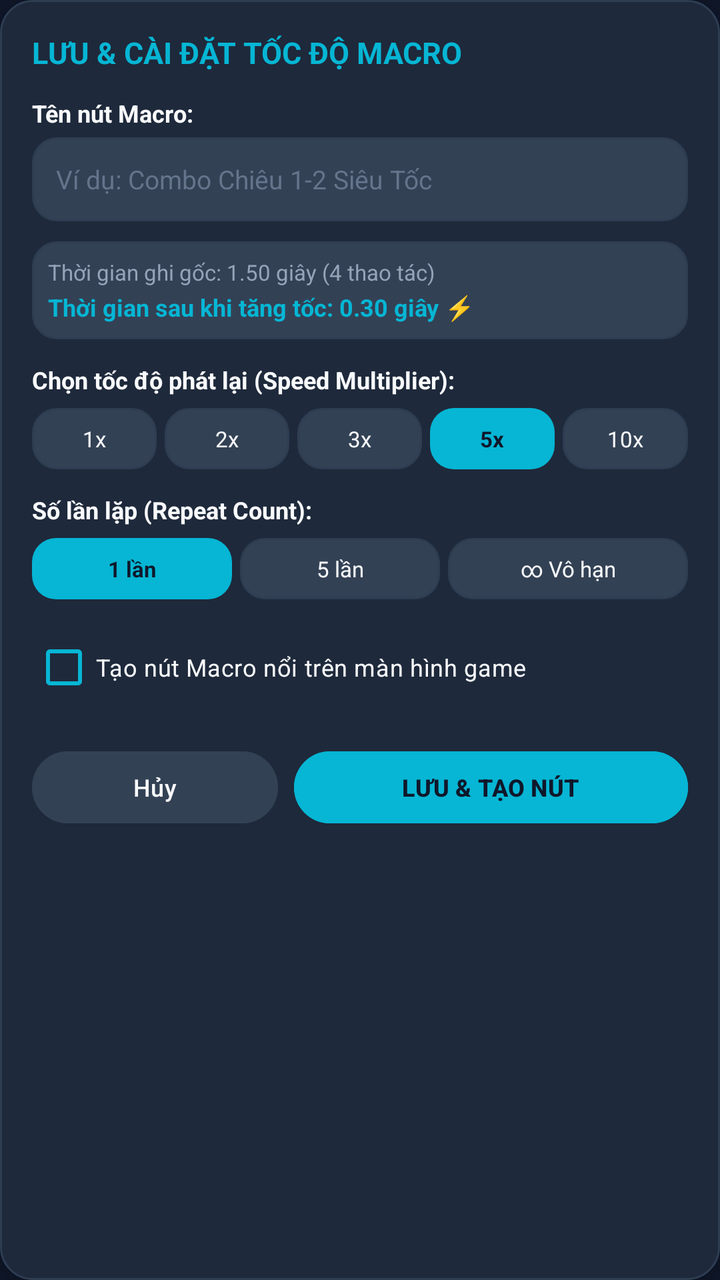
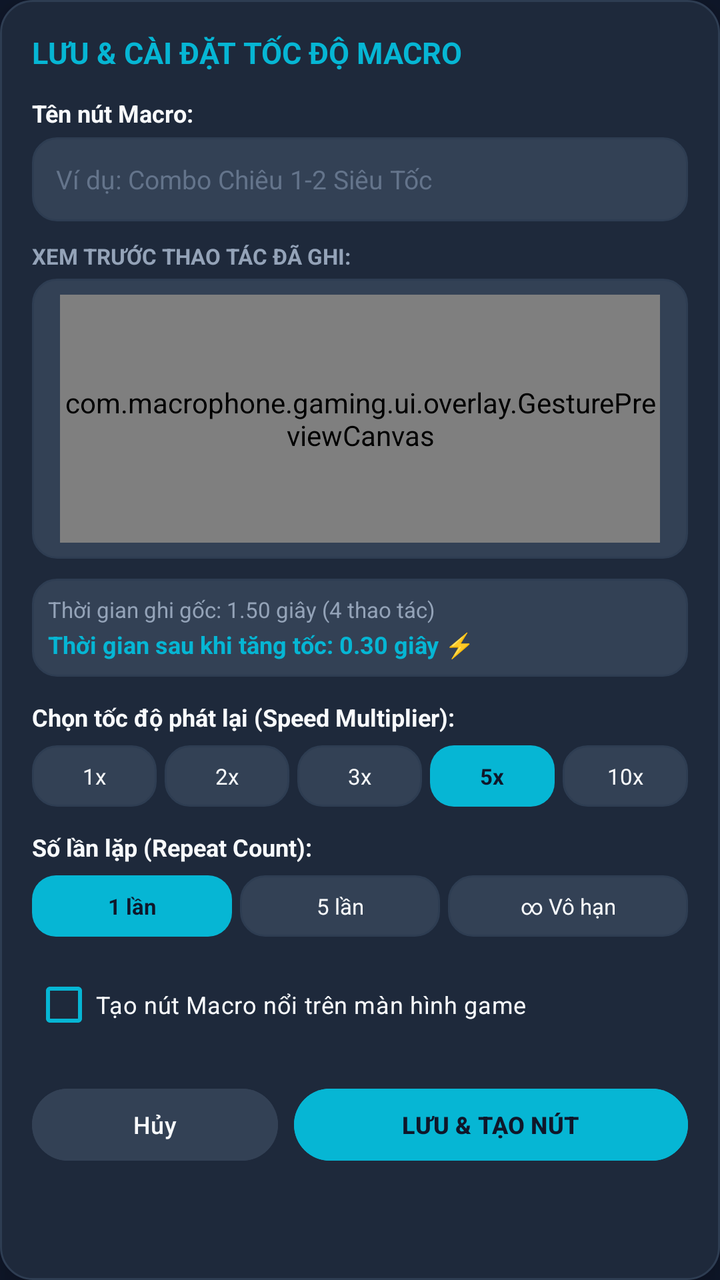

Screens rendered from an Android XML layout before and after an edit, with the pre-edit source and the edit as a unified diff.
<!-- AndroidManifest.xml: application theme Theme.MacroGaming -->
<!-- res/layout/view_save_macro_dialog.xml -->
<?xml version="1.0" encoding="utf-8"?>
<LinearLayout xmlns:android="http://schemas.android.com/apk/res/android"
    xmlns:app="http://schemas.android.com/apk/res-auto"
    android:id="@+id/saveDialogRoot"
    android:layout_width="320dp"
    android:layout_height="wrap_content"
    android:background="@drawable/bg_dialog_card"
    android:orientation="vertical"
    android:elevation="18dp">

    
    <TextView
        android:layout_width="wrap_content"
        android:layout_height="wrap_content"
        android:text="LƯU &amp; CÀI ĐẶT TỐC ĐỘ MACRO"
        android:textColor="@color/cyan_neon"
        android:textSize="15sp"
        android:textStyle="bold"
        android:layout_marginBottom="12dp" />

    
    <TextView
        android:layout_width="wrap_content"
        android:layout_height="wrap_content"
        android:text="Tên nút Macro:"
        android:textColor="@color/text_primary"
        android:textSize="12sp"
        android:textStyle="bold" />

    <EditText
        android:id="@+id/etMacroName"
        android:layout_width="match_parent"
        android:layout_height="42dp"
        android:layout_marginTop="4dp"
        android:background="@drawable/bg_chip_unselected"
        android:hint="Ví dụ: Combo Chiêu 1-2 Siêu Tốc"
        android:textColorHint="@color/text_disabled"
        android:textColor="@color/text_primary"
        android:textSize="13sp"
        android:paddingStart="12dp"
        android:paddingEnd="12dp"
        android:inputType="text" />

    
    <LinearLayout
        android:layout_width="match_parent"
        android:layout_height="wrap_content"
        android:layout_marginTop="10dp"
        android:background="@drawable/bg_chip_unselected"
        android:orientation="vertical"
        android:padding="8dp">

        <TextView
            android:id="@+id/tvOriginalDuration"
            android:layout_width="wrap_content"
            android:layout_height="wrap_content"
            android:text="Thời gian ghi gốc: 1.50 giây (4 thao tác)"
            android:textColor="@color/text_secondary"
            android:textSize="11sp" />

        <TextView
            android:id="@+id/tvAcceleratedDuration"
            android:layout_width="wrap_content"
            android:layout_height="wrap_content"
            android:layout_marginTop="2dp"
            android:text="Thời gian sau khi tăng tốc: 0.30 giây ⚡"
            android:textColor="@color/cyan_neon"
            android:textSize="12sp"
            android:textStyle="bold" />
    </LinearLayout>

    
    <TextView
        android:layout_width="wrap_content"
        android:layout_height="wrap_content"
        android:text="Chọn tốc độ phát lại (Speed Multiplier):"
        android:textColor="@color/text_primary"
        android:textSize="12sp"
        android:textStyle="bold"
        android:layout_marginTop="12dp" />

    <LinearLayout
        android:layout_width="match_parent"
        android:layout_height="wrap_content"
        android:layout_marginTop="6dp"
        android:orientation="horizontal"
        android:gravity="center">

        <TextView
            android:id="@+id/chipSpeed1x"
            android:layout_width="0dp"
            android:layout_height="wrap_content"
            android:layout_weight="1"
            android:layout_marginEnd="4dp"
            android:gravity="center"
            android:background="@drawable/bg_chip_unselected"
            android:text="1x"
            android:textColor="@color/text_primary"
            android:textSize="11sp" />

        <TextView
            android:id="@+id/chipSpeed2x"
            android:layout_width="0dp"
            android:layout_height="wrap_content"
            android:layout_weight="1"
            android:layout_marginEnd="4dp"
            android:gravity="center"
            android:background="@drawable/bg_chip_unselected"
            android:text="2x"
            android:textColor="@color/text_primary"
            android:textSize="11sp" />

        <TextView
            android:id="@+id/chipSpeed3x"
            android:layout_width="0dp"
            android:layout_height="wrap_content"
            android:layout_weight="1"
            android:layout_marginEnd="4dp"
            android:gravity="center"
            android:background="@drawable/bg_chip_unselected"
            android:text="3x"
            android:textColor="@color/text_primary"
            android:textSize="11sp" />

        <TextView
            android:id="@+id/chipSpeed5x"
            android:layout_width="0dp"
            android:layout_height="wrap_content"
            android:layout_weight="1"
            android:layout_marginEnd="4dp"
            android:gravity="center"
            android:background="@drawable/bg_chip_selected"
            android:text="5x"
            android:textColor="@color/bg_dark"
            android:textStyle="bold"
            android:textSize="11sp" />

        <TextView
            android:id="@+id/chipSpeed10x"
            android:layout_width="0dp"
            android:layout_height="wrap_content"
            android:layout_weight="1"
            android:gravity="center"
            android:background="@drawable/bg_chip_unselected"
            android:text="10x"
            android:textColor="@color/text_primary"
            android:textSize="11sp" />
    </LinearLayout>

    
    <TextView
        android:layout_width="wrap_content"
        android:layout_height="wrap_content"
        android:text="Số lần lặp (Repeat Count):"
        android:textColor="@color/text_primary"
        android:textSize="12sp"
        android:textStyle="bold"
        android:layout_marginTop="12dp" />

    <LinearLayout
        android:layout_width="match_parent"
        android:layout_height="wrap_content"
        android:layout_marginTop="6dp"
        android:orientation="horizontal"
        android:gravity="center">

        <TextView
            android:id="@+id/chipSaveLoop1"
            android:layout_width="0dp"
            android:layout_height="wrap_content"
            android:layout_weight="1"
            android:layout_marginEnd="4dp"
            android:gravity="center"
            android:background="@drawable/bg_chip_selected"
            android:text="1 lần"
            android:textColor="@color/bg_dark"
            android:textStyle="bold"
            android:textSize="11sp" />

        <TextView
            android:id="@+id/chipSaveLoop5"
            android:layout_width="0dp"
            android:layout_height="wrap_content"
            android:layout_weight="1"
            android:layout_marginEnd="4dp"
            android:gravity="center"
            android:background="@drawable/bg_chip_unselected"
            android:text="5 lần"
            android:textColor="@color/text_primary"
            android:textSize="11sp" />

        <TextView
            android:id="@+id/chipSaveLoopInf"
            android:layout_width="0dp"
            android:layout_height="wrap_content"
            android:layout_weight="1.2"
            android:gravity="center"
            android:background="@drawable/bg_chip_unselected"
            android:text="∞ Vô hạn"
            android:textColor="@color/text_primary"
            android:textSize="11sp" />
    </LinearLayout>

    
    <CheckBox
        android:id="@+id/cbCreateFloatingButton"
        android:layout_width="match_parent"
        android:layout_height="wrap_content"
        android:layout_marginTop="10dp"
        android:checked="true"
        android:buttonTint="@color/cyan_neon"
        android:text="Tạo nút Macro nổi trên màn hình game"
        android:textColor="@color/text_primary"
        android:textSize="12sp" />

    
    <LinearLayout
        android:layout_width="match_parent"
        android:layout_height="wrap_content"
        android:layout_marginTop="14dp"
        android:orientation="horizontal">

        <com.google.android.material.button.MaterialButton
            android:id="@+id/btnCancelSaveDialog"
            android:layout_width="0dp"
            android:layout_height="44dp"
            android:layout_weight="1"
            android:layout_marginEnd="8dp"
            android:backgroundTint="@color/bg_surface_elevated"
            android:text="Hủy"
            android:textColor="@color/text_primary"
            android:textSize="12sp" />

        <com.google.android.material.button.MaterialButton
            android:id="@+id/btnConfirmSaveDialog"
            android:layout_width="0dp"
            android:layout_height="44dp"
            android:layout_weight="1.6"
            android:backgroundTint="@color/cyan_neon"
            android:text="LƯU &amp; TẠO NÚT"
            android:textColor="@color/bg_dark"
            android:textSize="12sp"
            android:textStyle="bold" />
    </LinearLayout>

</LinearLayout>
<!-- resources referenced by this layout -->
<resources>
  <color name="bg_dark">#0F172A</color>
  <color name="bg_surface_elevated">#334155</color>
  <color name="cyan_neon">#06B6D4</color>
  <color name="text_disabled">#64748B</color>
  <color name="text_primary">#F8FAFC</color>
  <color name="text_secondary">#94A3B8</color>
  <!-- drawable bg_chip_selected (drawable) -->
  <?xml version="1.0" encoding="utf-8"?>
  <shape xmlns:android="http://schemas.android.com/apk/res/android"
      android:shape="rectangle">
      <corners android:radius="12dp" />
      <solid android:color="@color/cyan_neon" />
      <padding
          android:bottom="8dp"
          android:left="14dp"
          android:right="14dp"
          android:top="8dp" />
  </shape>
  <!-- drawable bg_chip_unselected (drawable) -->
  <?xml version="1.0" encoding="utf-8"?>
  <shape xmlns:android="http://schemas.android.com/apk/res/android"
      android:shape="rectangle">
      <corners android:radius="12dp" />
      <solid android:color="@color/bg_surface_elevated" />
      <stroke
          android:width="1dp"
          android:color="@color/stroke_border" />
      <padding
          android:bottom="8dp"
          android:left="14dp"
          android:right="14dp"
          android:top="8dp" />
  </shape>
  <!-- drawable bg_dialog_card (drawable) -->
  <?xml version="1.0" encoding="utf-8"?>
  <shape xmlns:android="http://schemas.android.com/apk/res/android"
      android:shape="rectangle">
      <corners android:radius="16dp" />
      <solid android:color="@color/bg_dialog" />
      <stroke
          android:width="1dp"
          android:color="@color/stroke_border" />
      <padding
          android:bottom="16dp"
          android:left="16dp"
          android:right="16dp"
          android:top="16dp" />
  </shape>
  <style name="Theme.MacroGaming" parent="Theme.Material3.Dark.NoActionBar">
          <item name="colorPrimary">@color/cyan_neon</item>
          <item name="colorOnPrimary">@color/bg_dark</item>
          <item name="colorSecondary">@color/purple_accent</item>
          <item name="android:windowBackground">@color/bg_dark</item>
          <item name="android:statusBarColor">@color/bg_dark</item>
          <item name="android:navigationBarColor">@color/bg_dark</item>
      </style>
  <color name="stroke_border">#2E3D52</color>
  <color name="bg_dialog">#1E293B</color>
  <color name="purple_accent">#8B5CF6</color>
</resources>

<!-- the commit's change to res/layout/view_save_macro_dialog.xml (unified diff, before → after) -->
@@ -42,6 +42,39 @@
         android:inputType="text" />
 
     
+    <TextView
+        android:layout_width="wrap_content"
+        android:layout_height="wrap_content"
+        android:text="XEM TRƯỚC THAO TÁC ĐÃ GHI:"
+        android:textColor="@color/text_secondary"
+        android:textSize="11sp"
+        android:textStyle="bold"
+        android:layout_marginTop="10dp" />
+
+    <FrameLayout
+        android:layout_width="match_parent"
+        android:layout_height="140dp"
+        android:layout_marginTop="4dp"
+        android:background="@drawable/bg_chip_unselected">
+
+        <com.macrophone.gaming.ui.overlay.GesturePreviewCanvas
+            android:id="@+id/gesturePreview"
+            android:layout_width="match_parent"
+            android:layout_height="match_parent" />
+
+        <TextView
+            android:id="@+id/tvPreviewEmpty"
+            android:layout_width="wrap_content"
+            android:layout_height="wrap_content"
+            android:layout_gravity="center"
+            android:text="(Không có thao tác nào)"
+            android:textColor="@color/text_disabled"
+            android:textSize="12sp"
+            android:visibility="gone" />
+    </FrameLayout>
+
+
+    
     <LinearLayout
         android:layout_width="match_parent"
         android:layout_height="wrap_content"
